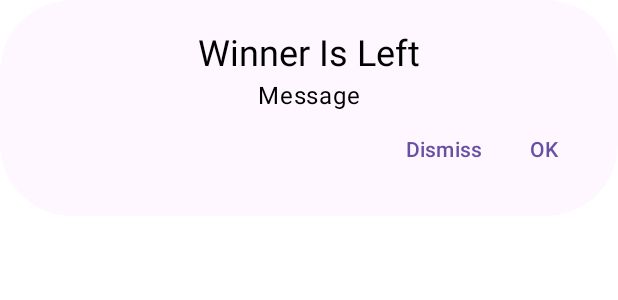
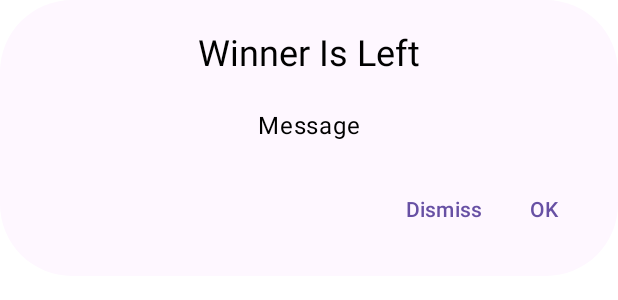
Before and after one commit to zsasko/chess_clock, an Android app built with Jetpack Compose: the @Preview function Preview, on a phone screen of 412 x 824 dp. Shown: the top 300 px of the screen. Run offline under Robolectric (Android 15) with nearby library versions, the phone set to English and light mode, and no system bars.

Commit message:
small update

```diff
--- a/app/src/main/java/com/zsasko/chessclock/ui/dialogs/GenericTextDialog.kt
+++ b/app/src/main/java/com/zsasko/chessclock/ui/dialogs/GenericTextDialog.kt
@@ -1,11 +1,14 @@
 package com.zsasko.chessclock.ui.dialogs
 
+import androidx.compose.foundation.layout.padding
 import androidx.compose.material3.MaterialTheme
 import androidx.compose.material3.Text
 import androidx.compose.material3.TextButton
 import androidx.compose.runtime.Composable
+import androidx.compose.ui.Modifier
 import androidx.compose.ui.res.stringResource
 import androidx.compose.ui.tooling.preview.Preview
+import androidx.compose.ui.unit.dp
 import  com.zsasko.chessclock.R
 
 @Composable
@@ -17,7 +20,11 @@ fun GenericTextDialog(
     DialogWrapperView(
         title = title,
         content = {
-            Text(text = text, style = MaterialTheme.typography.bodyLarge)
+            Text(
+                text = text,
+                style = MaterialTheme.typography.bodyLarge,
+                modifier = Modifier.padding(vertical = 20.dp)
+            )
         },
         leftButton = {
             TextButton(
```
